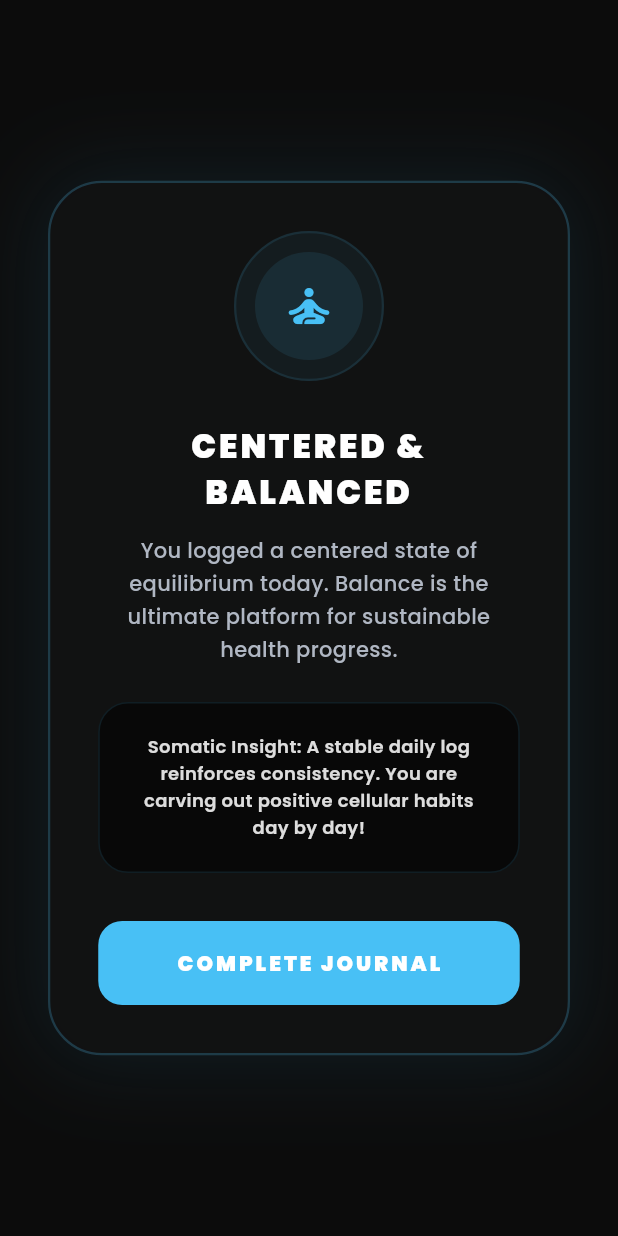
After one commit to ThivaaVipul/Zero, a Flutter app: the JournalScreen screen opened by its route, scrolled down 57 dp, after a tap on "SAVE JOURNAL ENTRY", on a phone screen of 412 x 824 dp. The commit adds this screen. Run offline on Flutter 3.47's test engine with Material 3 defaults, Android fonts, the light colour scheme and no system bars; drawn by our look-alikes of flutter_animate; our stand-ins replace fl_chart, flutter_riverpod, go_router, google_fonts, hive_ce, hive_ce_flutter; accounts and stored records are empty.

Commit message:
feat: add stylized feedback dialogs for weight logs and journal entries

```diff
--- a/lib/features/journal/screens/journal_screen.dart
+++ b/lib/features/journal/screens/journal_screen.dart
@@ -1,7 +1,10 @@
+// ignore_for_file: use_build_context_synchronously
+
 import 'package:flutter/material.dart';
 import 'package:flutter_riverpod/flutter_riverpod.dart';
 import 'package:flutter_animate/flutter_animate.dart';
 import '../providers/journal_provider.dart';
+import '../widgets/journal_feedback_dialog.dart';
 import '../../../app/theme/app_colors.dart';
 
 class JournalScreen extends ConsumerStatefulWidget {
@@ -106,7 +109,6 @@ class _JournalScreenState extends ConsumerState<JournalScreen> {
   }
 
   Future<void> _handleSave() async {
-    final messenger = ScaffoldMessenger.of(context);
     await ref.read(journalProvider.notifier).saveEntry(
       mood: mood,
       energy: energy,
@@ -115,22 +117,21 @@ class _JournalScreenState extends ConsumerState<JournalScreen> {
       notes: notesController.text,
     );
 
-    messenger.showSnackBar(
-      SnackBar(
-        backgroundColor: AppColors.secondary,
-        behavior: SnackBarBehavior.floating,
-        shape: RoundedRectangleBorder(borderRadius: BorderRadius.circular(16)),
-        content: const Row(
-          children: [
-            Icon(Icons.check_circle, color: Colors.white),
-            SizedBox(width: 12),
-            Text('Journal entry saved successfully!', style: TextStyle(fontWeight: FontWeight.bold)),
-          ],
-        ),
-      ),
+    if (!mounted) return;
+
+    final parentNavigator = Navigator.of(context);
+    final parentContext = parentNavigator.context;
+
+    parentNavigator.pop(); // Pop the Journal input screen/sheet
+
+    JournalFeedbackDialog.show(
+      context: parentContext,
+      mood: mood,
+      energy: energy,
+      cravings: cravings,
+      sleep: sleep,
+      notes: notesController.text,
     );
-
-    if (mounted) Navigator.pop(context);
   }
 
   Widget _buildGradientSlider(String label, int value, int min, int max, Color color, ValueChanged<double> onChanged) {
--- /dev/null
+++ b/lib/features/journal/widgets/journal_feedback_dialog.dart
@@ -0,0 +1,222 @@
+import 'dart:ui';
+import 'package:flutter/material.dart';
+import 'package:flutter_animate/flutter_animate.dart';
+import '../../../app/theme/app_colors.dart';
+
+class JournalFeedbackDialog extends StatelessWidget {
+  final int mood;
+  final int energy;
+  final int cravings;
+  final int sleep;
+  final String notes;
+
+  const JournalFeedbackDialog({
+    super.key,
+    required this.mood,
+    required this.energy,
+    required this.cravings,
+    required this.sleep,
+    required this.notes,
+  });
+
+  /// Static helper to trigger the premium feedback modal dynamically from any screen
+  static Future<void> show({
+    required BuildContext context,
+    required int mood,
+    required int energy,
+    required int cravings,
+    required int sleep,
+    required String notes,
+  }) {
+    return showDialog(
+      context: context,
+      barrierColor: Colors.black.withAlpha(200), // Rich translucent backdrop
+      builder: (context) => JournalFeedbackDialog(
+        mood: mood,
+        energy: energy,
+        cravings: cravings,
+        sleep: sleep,
+        notes: notes,
+      ),
+    );
+  }
+
+  @override
+  Widget build(BuildContext context) {
+    final IconData feedbackIcon;
+    final String feedbackTitle;
+    final String feedbackDesc;
+    final Color accentColor;
+    final String wellnessProtip;
+
+    // 1. Determine baseline mood-based state
+    if (mood >= 5) {
+      feedbackIcon = Icons.wb_sunny_rounded;
+      feedbackTitle = 'HIGH SPIRITS';
+      accentColor = AppColors.accent; // Vibrant cyan
+      feedbackDesc = 'Your emotional energy is soaring today! Keep riding this wave of positivity and let it fuel your wellness journey.';
+    } else if (mood >= 4) {
+      feedbackIcon = Icons.sentiment_satisfied_rounded;
+      feedbackTitle = 'POSITIVE STATE';
+      accentColor = AppColors.accent;
+      feedbackDesc = 'You are in a wonderful, constructive state of mind. Nourish this momentum and stay conscious of your physical wins.';
+    } else if (mood >= 3) {
+      feedbackIcon = Icons.self_improvement_rounded;
+      feedbackTitle = 'CENTERED & BALANCED';
+      accentColor = AppColors.primary; // Neon blue
+      feedbackDesc = 'You logged a centered state of equilibrium today. Balance is the ultimate platform for sustainable health progress.';
+    } else {
+      feedbackIcon = Icons.favorite_rounded;
+      feedbackTitle = 'RESTORATION MODE';
+      accentColor = AppColors.primary;
+      feedbackDesc = 'You are weathering a heavier emotional flow. That is completely valid. Focus on warm self-care, deep hydration, and pure patience.';
+    }
+
+    // 2. Determine holistic actionable somatic tips
+    if (cravings >= 4) {
+      wellnessProtip = 'Somatic Insight: High cravings detected. Try sipping cold water or herbal tea; hydration naturally calms stomach receptors!';
+    } else if (sleep < 6) {
+      wellnessProtip = 'Somatic Insight: Sleep was low ($sleep hrs). Prioritizing 7+ hours tonight will stabilize cortisol and suppress tomorrow\'s cravings!';
+    } else if (energy >= 4) {
+      wellnessProtip = 'Somatic Insight: Your energy is soaring! This is a prime physiological window for a light walk to accelerate fat oxidation.';
+    } else {
+      wellnessProtip = 'Somatic Insight: A stable daily log reinforces consistency. You are carving out positive cellular habits day by day!';
+    }
+
+    return BackdropFilter(
+      filter: ImageFilter.blur(sigmaX: 10, sigmaY: 10), // Ultra-premium glassmorphism blur
+      child: Dialog(
+        backgroundColor: Colors.transparent,
+        insetPadding: const EdgeInsets.symmetric(horizontal: 32),
+        child: Container(
+          padding: const EdgeInsets.all(32),
+          decoration: BoxDecoration(
+            color: AppColors.card.withAlpha(240),
+            borderRadius: BorderRadius.circular(36),
+            border: Border.all(color: accentColor.withAlpha(60), width: 1.5),
+            boxShadow: [
+              BoxShadow(
+                color: accentColor.withAlpha(25),
+                blurRadius: 50,
+                spreadRadius: 5,
+              ),
+            ],
+          ),
+          child: Column(
+            mainAxisSize: MainAxisSize.min,
+            children: [
+              // Glowing breathing icon circular halo
+              Stack(
+                alignment: Alignment.center,
+                children: [
+                  Container(
+                    width: 100,
+                    height: 100,
+                    decoration: BoxDecoration(
+                      shape: BoxShape.circle,
+                      color: accentColor.withAlpha(15),
+                      border: Border.all(color: accentColor.withAlpha(30), width: 1.5),
+                    ),
+                  ).animate(onPlay: (controller) => controller.repeat(reverse: true))
+                   .scale(end: const Offset(1.12, 1.12), duration: 1200.ms, curve: Curves.easeInOut),
+
+                  Container(
+                    width: 72,
+                    height: 72,
+                    decoration: BoxDecoration(
+                      shape: BoxShape.circle,
+                      color: accentColor.withAlpha(25),
+                    ),
+                    child: Icon(
+                      feedbackIcon,
+                      color: accentColor,
+                      size: 36,
+                    ),
+                  ).animate()
+                   .scale(duration: 600.ms, curve: Curves.easeOutBack)
+                   .then()
+                   .shake(duration: 800.ms),
+                ],
+              ),
+
+              const SizedBox(height: 28),
+
+              Text(
+                feedbackTitle,
+                textAlign: TextAlign.center,
+                style: const TextStyle(
+                  fontSize: 22,
+                  fontWeight: FontWeight.w900,
+                  letterSpacing: 2,
+                  color: AppColors.textPrimary,
+                ),
+              ),
+
+              const SizedBox(height: 12),
+
+              Text(
+                feedbackDesc,
+                textAlign: TextAlign.center,
+                style: const TextStyle(
+                  fontSize: 14,
+                  color: AppColors.textSecondary,
+                  height: 1.6,
+                  fontWeight: FontWeight.w500,
+                ),
+              ),
+
+              const SizedBox(height: 24),
+
+              // Informative coaching card
+              Container(
+                width: double.infinity,
+                padding: const EdgeInsets.all(20),
+                decoration: BoxDecoration(
+                  color: AppColors.background.withAlpha(140),
+                  borderRadius: BorderRadius.circular(20),
+                  border: Border.all(color: accentColor.withAlpha(30), width: 1),
+                ),
+                child: Text(
+                  wellnessProtip,
+                  textAlign: TextAlign.center,
+                  style: TextStyle(
+                    fontSize: 12,
+                    color: AppColors.textPrimary.withAlpha(220),
+                    height: 1.5,
+                    fontWeight: FontWeight.w600,
+                  ),
+                ),
+              ).animate().fadeIn(delay: 150.ms).scaleY(begin: 0.9),
+
+              const SizedBox(height: 32),
+
+              SizedBox(
+                width: double.infinity,
+                height: 56,
+                child: ElevatedButton(
+                  style: ElevatedButton.styleFrom(
+                    backgroundColor: AppColors.primary,
+                    foregroundColor: Colors.white,
+                    elevation: 0,
+                    shape: RoundedRectangleBorder(
+                      borderRadius: BorderRadius.circular(16),
+                    ),
+                  ),
+                  onPressed: () => Navigator.pop(context),
+                  child: const Text(
+                    'COMPLETE JOURNAL',
+                    style: TextStyle(
+                      fontWeight: FontWeight.w900,
+                      letterSpacing: 2,
+                      fontSize: 14,
+                    ),
+                  ),
+                ),
+              ).animate().fadeIn(delay: 250.ms).slideY(begin: 0.15, end: 0),
+            ],
+          ),
+        ),
+      ),
+    ).animate().scale(duration: 400.ms, curve: Curves.easeOutBack).fadeIn();
+  }
+}
```
Also changed, not shown: lib/features/dashboard/screens/dashboard_screen.dart (+10 -17 lines), lib/features/dashboard/widgets/weight_feedback_dialog.dart (added, +175 -0 lines).
